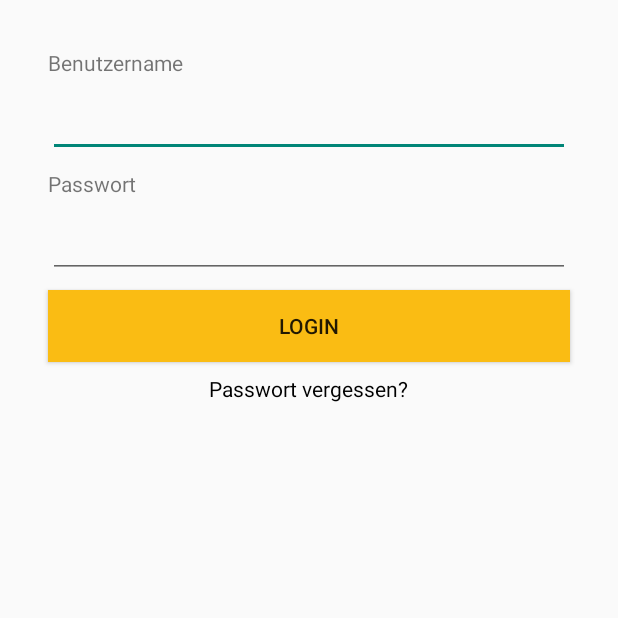
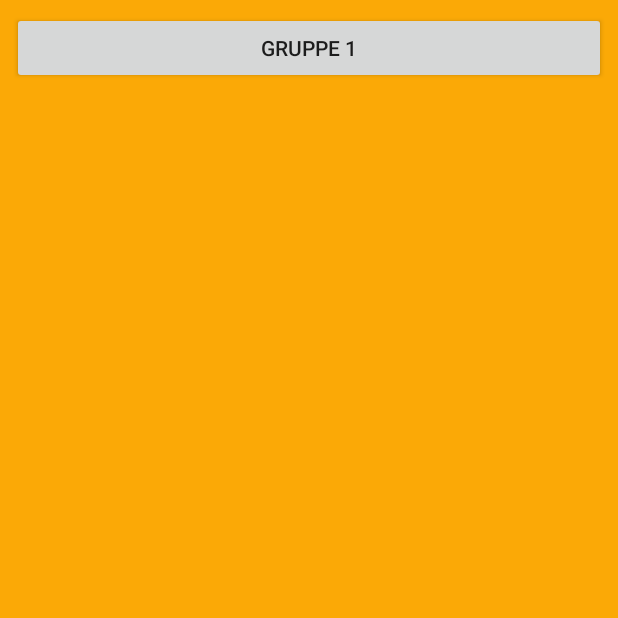
Before and after one commit to MackeyProduction/Checkit, an Android app: the screen it shows after launch (LoginActivity before the commit, GroupViewActivity after it), on a phone screen of 412 x 824 dp, the top half of it. Run offline under Robolectric (Android 15) with nearby library versions, the light colour scheme and no system bars.

Commit message:
new activities added.

```diff
--- a/app/build.gradle
+++ b/app/build.gradle
@@ -22,6 +22,7 @@ dependencies {
     implementation fileTree(dir: 'libs', include: ['*.jar'])
     implementation 'com.android.support:appcompat-v7:26.1.0'
     implementation 'com.android.support.constraint:constraint-layout:1.1.2'
+    implementation 'com.android.support:design:26.1.0'
     testImplementation 'junit:junit:4.12'
     androidTestImplementation 'com.android.support.test:runner:1.0.2'
     androidTestImplementation 'com.android.support.test.espresso:espresso-core:3.0.2'
--- /dev/null
+++ b/app/src/main/java/de/cbc/azubiproject/checkit/GroupViewActivity.java
@@ -0,0 +1,61 @@
+package de.cbc.azubiproject.checkit;
+
+import android.content.Intent;
+import android.os.Handler;
+import android.support.v7.app.AppCompatActivity;
+import android.os.Bundle;
+import android.view.KeyEvent;
+import android.view.View;
+import android.widget.Toast;
+
+public class GroupViewActivity extends AppCompatActivity {
+
+    private boolean pressedOnce;
+    private boolean loggedIn;
+
+    @Override
+    protected void onCreate(Bundle savedInstanceState) {
+        super.onCreate(savedInstanceState);
+
+        // set login state
+        loggedIn = getIntent().getBooleanExtra(LoginActivity.LOGIN_STATE, false);
+
+        if (loggedIn) {
+            setContentView(R.layout.activity_group_view);
+        } else {
+            Intent intent = new Intent(this, LoginActivity.class);
+            startActivity(intent);
+        }
+    }
+
+    @Override
+    public boolean onKeyDown(int keyCode, KeyEvent event) {
+        if (keyCode == event.KEYCODE_BACK) {
+            if (!pressedOnce) {
+                pressedOnce = true;
+                Toast.makeText(this, "Erneut drücken, um die App zu beenden.", Toast.LENGTH_LONG).show();
+
+                // Führt erst innerhalb des Intervals die Runnable-Klasse als Callback aus
+                new Handler().postDelayed(new Runnable() {
+                    @Override
+                    public void run() {
+                        pressedOnce = false;
+                    }
+                }, 3000);
+            } else {
+                pressedOnce = false;
+                onBackPressed();
+            }
+
+            return true;
+        }
+
+        return super.onKeyDown(keyCode, event);
+    }
+
+    public void btnGroup_onClick(View view)
+    {
+        Intent intent = new Intent(this, GroupActivity.class);
+        startActivity(intent);
+    }
+}
--- a/app/src/main/java/de/cbc/azubiproject/checkit/LoginActivity.java
+++ b/app/src/main/java/de/cbc/azubiproject/checkit/LoginActivity.java
@@ -1,5 +1,6 @@
 package de.cbc.azubiproject.checkit;
 
+import android.content.Intent;
 import android.support.v7.app.AppCompatActivity;
 import android.os.Bundle;
 import android.util.Log;
@@ -14,25 +15,36 @@ public class LoginActivity extends AppCompatActivity {
     private Button btnLogin;
     private EditText editTextUsername;
     private EditText editTextPassword;
+    private boolean loggedIn = true;
+    public static final String LOGIN_STATE = "de.cbc.checkit.MESSAGE";
 
     @Override
     protected void onCreate(Bundle savedInstanceState) {
         super.onCreate(savedInstanceState);
         setContentView(R.layout.activity_login);
 
+        if (loggedIn) {
+            Intent intent = new Intent(this, GroupViewActivity.class);
+            intent.putExtra(LOGIN_STATE, true);
+            startActivity(intent);
+        }
+    }
+
+    public void btnLogin_onClick(View view)
+    {
         btnLogin = findViewById(R.id.btnLogin);
         editTextUsername = findViewById(R.id.editTextUsername);
         editTextPassword = findViewById(R.id.editTextPassword);
 
-        btnLogin.setOnClickListener(new View.OnClickListener() {
-            @Override
-            public void onClick(View view) {
-                if (editTextUsername.getText().toString().equals("foo") && editTextPassword.getText().toString().equals("bar")) {
-                    Toast.makeText(getApplicationContext(), "Erfolgreich eingeloggt.", Toast.LENGTH_LONG).show();
-                } else {
-                    Toast.makeText(getApplicationContext(), "Login leider nicht erfolgreich.", Toast.LENGTH_LONG).show();
-                }
-            }
-        });
+        if (editTextUsername.getText().toString().equals("foo") && editTextPassword.getText().toString().equals("bar")) {
+            Toast.makeText(getApplicationContext(), "Erfolgreich eingeloggt.", Toast.LENGTH_LONG).show();
+
+            // redirect to activity
+            Intent intent = new Intent(this, GroupViewActivity.class);
+            intent.putExtra(LOGIN_STATE, true);
+            startActivity(intent);
+        } else {
+            Toast.makeText(getApplicationContext(), "Login leider nicht erfolgreich.", Toast.LENGTH_LONG).show();
+        }
     }
 }
--- /dev/null
+++ b/app/src/main/res/layout/activity_group_view.xml
@@ -0,0 +1,33 @@
+<?xml version="1.0" encoding="utf-8"?>
+<android.support.constraint.ConstraintLayout xmlns:android="http://schemas.android.com/apk/res/android"
+    xmlns:app="http://schemas.android.com/apk/res-auto"
+    xmlns:tools="http://schemas.android.com/tools"
+    android:layout_width="match_parent"
+    android:layout_height="match_parent"
+    tools:context=".GroupViewActivity">
+
+    <ImageView
+        android:id="@+id/imageViewBackground"
+        android:layout_width="0dp"
+        android:layout_height="0dp"
+        android:contentDescription="background"
+        app:layout_constraintBottom_toBottomOf="parent"
+        app:layout_constraintEnd_toEndOf="parent"
+        app:layout_constraintStart_toStartOf="parent"
+        app:layout_constraintTop_toTopOf="parent"
+        app:srcCompat="@color/checkit_launcher_background" />
+
+    <Button
+        android:id="@+id/btnGroup"
+        android:layout_width="0dp"
+        android:layout_height="wrap_content"
+        android:layout_marginEnd="8dp"
+        android:layout_marginStart="8dp"
+        android:layout_marginTop="8dp"
+        android:onClick="btnGroup_onClick"
+        android:text="Gruppe 1"
+        app:layout_constraintEnd_toEndOf="parent"
+        app:layout_constraintStart_toStartOf="parent"
+        app:layout_constraintTop_toTopOf="parent" />
+
+</android.support.constraint.ConstraintLayout>
--- a/app/src/main/res/layout/activity_login.xml
+++ b/app/src/main/res/layout/activity_login.xml
@@ -60,6 +60,7 @@
         android:layout_marginStart="32dp"
         android:layout_marginTop="8dp"
         android:background="#fabc13"
+        android:onClick="btnLogin_onClick"
         android:text="@string/login"
         app:layout_constraintEnd_toEndOf="parent"
         app:layout_constraintStart_toStartOf="parent"
--- a/app/src/main/res/values/checkit_launcher_background.xml
+++ b/app/src/main/res/values/checkit_launcher_background.xml
@@ -1,4 +1,4 @@
 <?xml version="1.0" encoding="utf-8"?>
 <resources>
-    <color name="checkit_launcher_background">#FBA906</color>
+    <color name="checkit_launcher_background">#fba906</color>
 </resources>
--- /dev/null
+++ b/app/src/main/res/values/dimens.xml
@@ -0,0 +1,3 @@
+<resources>
+    <dimen name="fab_margin">16dp</dimen>
+</resources>
--- a/app/src/main/res/values/strings.xml
+++ b/app/src/main/res/values/strings.xml
@@ -3,4 +3,5 @@
     <string name="password">Passwort</string>
     <string name="login">Login</string>
     <string name="username">Benutzername</string>
+    <string name="title_activity_main">MainActivity</string>
 </resources>
--- a/app/src/main/res/values/styles.xml
+++ b/app/src/main/res/values/styles.xml
@@ -8,4 +8,8 @@
         <item name="colorAccent">@color/colorAccent</item>
     </style>
 
+    <style name="AppBarOverlay" parent="ThemeOverlay.AppCompat.Dark.ActionBar" />
+
+    <style name="PopupOverlay" parent="ThemeOverlay.AppCompat.Light" />
+
 </resources>
```
Also changed, not shown: app/src/main/AndroidManifest.xml (+9 -1 lines), app/src/main/java/de/cbc/azubiproject/checkit/GroupActivity.java (added, +13 -0 lines), app/src/main/java/de/cbc/azubiproject/checkit/MainActivity.java (added, +29 -0 lines), app/src/main/res/layout/activity_group.xml (added, +9 -0 lines), app/src/main/res/layout/activity_main.xml (added, +33 -0 lines), app/src/main/res/layout/content_main.xml (added, +11 -0 lines).
